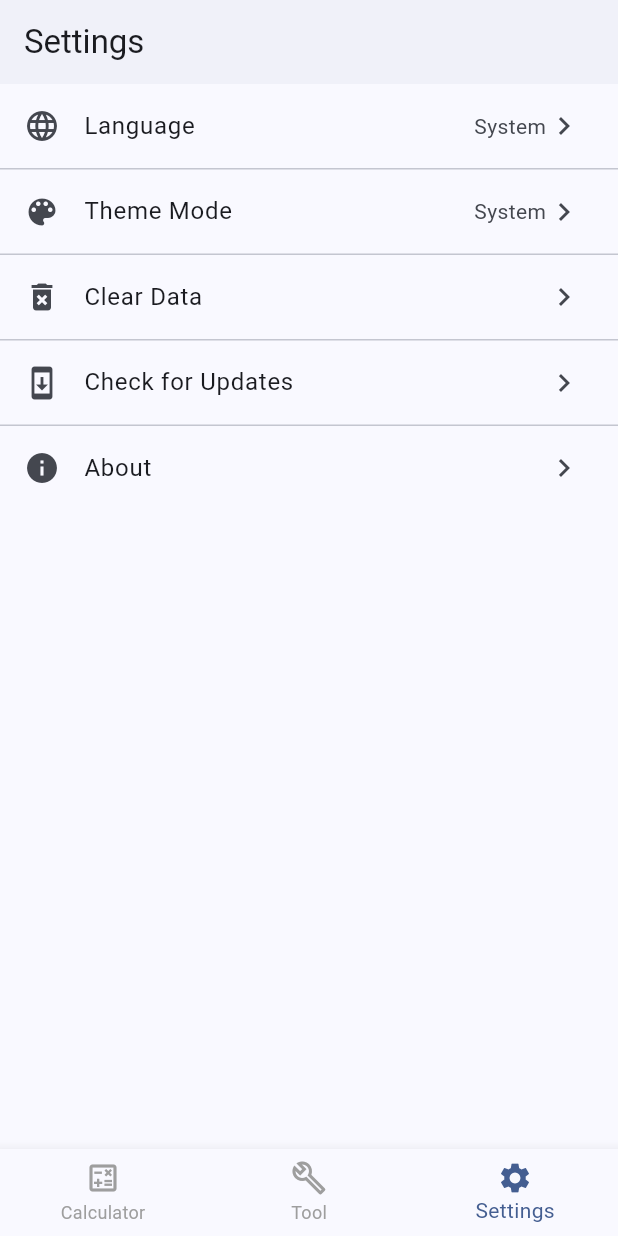
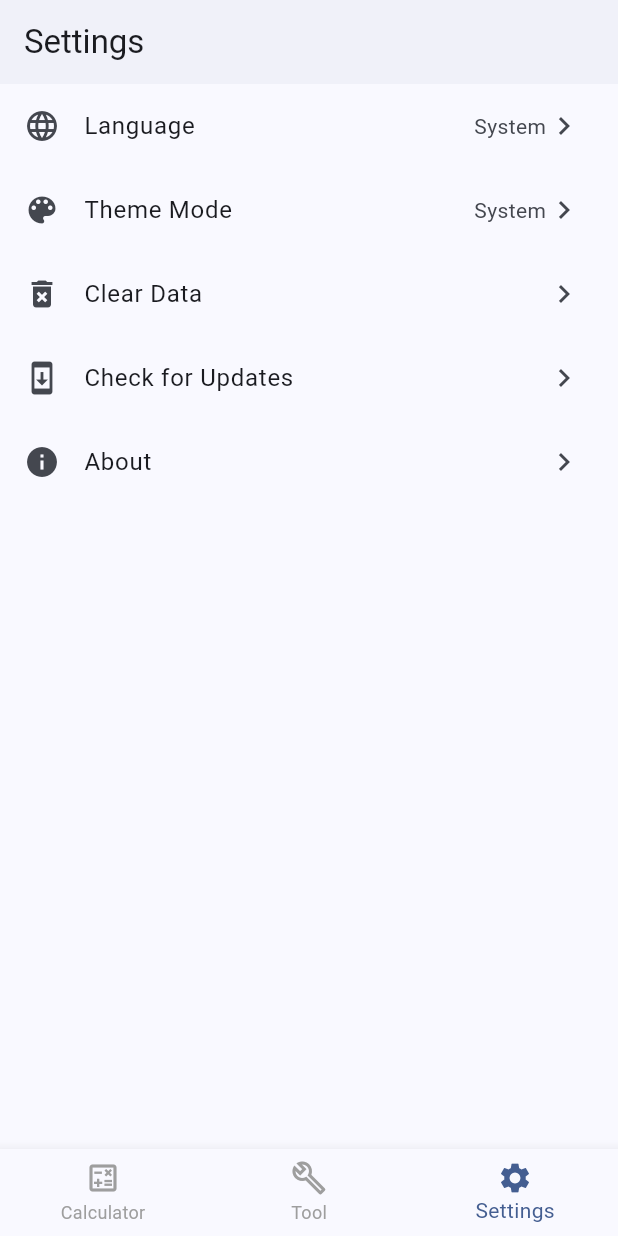
Before and after one commit to FnxAg/GrowCastleCalculator, a Flutter app: the screen it shows after launch, swiped to page 3, on a phone screen of 412 x 824 dp. Run offline on Flutter 3.47's test engine with Material 3 defaults, Android fonts, the phone set to English and light mode, and no system bars; drawn by our look-alikes of dynamic_color; our stand-ins replace get, package_info_plus, shared_preferences.

Commit message:
remove Divider

```diff
--- a/lib/pages/settings_page.dart
+++ b/lib/pages/settings_page.dart
@@ -64,7 +64,6 @@ class _SettingsPageState extends State<SettingsPage> {
                       });
               },
             ),
-            const Divider(height: 1),
             ListTile(
               leading: const Icon(Icons.color_lens),
               title: Text(AppLocalizations.of(context)!.themeMode),
@@ -96,7 +95,6 @@ class _SettingsPageState extends State<SettingsPage> {
                       });
               },
             ),
-            const Divider(height: 1),
             ListTile(
               leading: const Icon(Icons.delete_forever),
               title: Text(AppLocalizations.of(context)!.clearSavedData),
@@ -117,7 +115,6 @@ class _SettingsPageState extends State<SettingsPage> {
                 }
               },
             ),
-            const Divider(height: 1),
             ListTile(
               leading: _isChecking
                   ? const SizedBox(
@@ -131,7 +128,6 @@ class _SettingsPageState extends State<SettingsPage> {
               enabled: !_isChecking,
               onTap: _isChecking ? null : _checkUpdate,
             ),
-            const Divider(height: 1),
             ListTile(
               leading: const Icon(Icons.info),
               title: Text(AppLocalizations.of(context)!.about),
```
